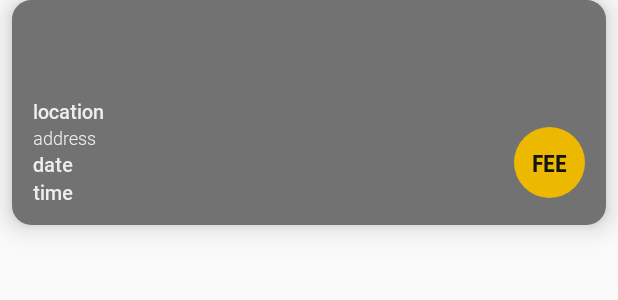
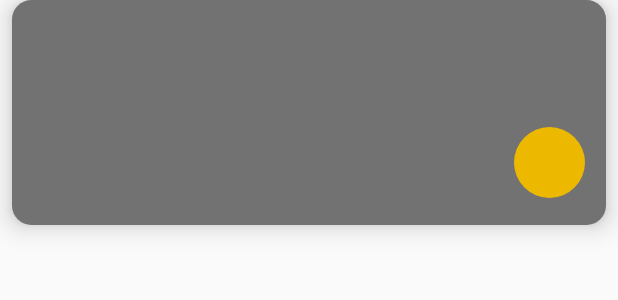
Before and after one commit to bowiechang/Gigfindr, an Android app: the layout allshows_list3.xml on its own in the app's theme, with its tools: preview values and no code run, on a phone screen of 412 x 824 dp. Shown: the top 300 px of the screen. Run offline under Robolectric (Android 15) with nearby library versions, the phone set to English and light mode, and no system bars; plain views replace ParallaxImageView; Roboto replaces fonts that are not available here.

Commit message:
GIGFINDR WILL ONLY BE ALLOWED TO SINGAPORE
AND MINOR EDITS
RELEAST EDITS

```diff
--- a/app/src/main/java/com/gigfindr/admin/app/MapActivity.java
+++ b/app/src/main/java/com/gigfindr/admin/app/MapActivity.java
@@ -173,7 +173,7 @@ public class MapActivity extends AppCompatActivity implements OnMapReadyCallback
     public void onMapReady(GoogleMap googleMap) {
 
         mMap = googleMap;
-        //zoom camera to singapore
+        mMap.moveCamera(CameraUpdateFactory.newLatLng(new LatLng(1.3521, 103.8198)));
         mMap.animateCamera(CameraUpdateFactory.zoomTo(11.0f));
         mMap.getUiSettings().setMyLocationButtonEnabled(false);
 
@@ -418,7 +418,7 @@ public class MapActivity extends AppCompatActivity implements OnMapReadyCallback
 
                 currentLat = String.valueOf(location.getLatitude());
                 currentLong = String.valueOf(location.getLongitude());
-                mMap.moveCamera(CameraUpdateFactory.newLatLng(new LatLng(Double.parseDouble(currentLat), Double.parseDouble(currentLong))));
+
                 currentLocation.setLatitude(Double.parseDouble(currentLat));
                 currentLocation.setLongitude(Double.parseDouble(currentLong));
 
--- a/app/src/main/java/com/gigfindr/admin/app/ViewAllShowsAdapter.java
+++ b/app/src/main/java/com/gigfindr/admin/app/ViewAllShowsAdapter.java
@@ -87,7 +87,7 @@ public class ViewAllShowsAdapter extends RecyclerView.Adapter<ViewAllShowsHolder
         holder.tvBandName.setText(list.get(position).getBandName());
         holder.tvDate.setText(date);
         holder.tvTime.setText(time);
-        holder.tvAddress.setText(splitaddress[0]);
+        holder.tvAddress.setText("("+splitaddress[0]+")");
 
         if(list.get(position).getEntryFee().equalsIgnoreCase("free") || list.get(position).getEntryFee().equalsIgnoreCase("0")){
             holder.tvEntryFee.setText(R.string.free_caps);
@@ -125,7 +125,7 @@ public class ViewAllShowsAdapter extends RecyclerView.Adapter<ViewAllShowsHolder
 
                 Intent intent = new Intent(context, ViewDetailedShowActivity.class);
                 Bundle extras = new Bundle();
-                extras.putString("name", list.get(position).getBandName());
+                extras.putString("uid", list.get(position).getUserid());
                 extras.putString("date", list.get(position).getDate());
                 extras.putString("address", list.get(position).getAddress());
                 intent.putExtras(extras);
--- a/app/src/main/res/layout/allshows_list3.xml
+++ b/app/src/main/res/layout/allshows_list3.xml
@@ -92,26 +92,37 @@
         android:layout_marginTop="7dp"
         android:layout_marginStart="14dp"
         android:fontFamily="@font/roboto_medium_test"
-        android:text="location"
         android:textColor="@color/white_greyish"
         android:textSize="13sp"
         app:layout_constraintLeft_toLeftOf="parent"
-        app:layout_constraintRight_toRightOf="parent"
         app:layout_constraintTop_toBottomOf="@+id/allshowlist_bandName"/>
+
+    <!--<TextView-->
+        <!--android:id="@+id/allshowlist_address"-->
+        <!--android:layout_width="match_parent"-->
+        <!--android:layout_height="wrap_content"-->
+        <!--android:layout_marginStart="14dp"-->
+        <!--android:layout_marginEnd="50dp"-->
+        <!--android:fontFamily="@font/roboto_light_download"-->
+        <!--android:text="address"-->
+        <!--android:textColor="@color/white_greyish"-->
+        <!--android:textSize="12sp"-->
+        <!--app:layout_constraintLeft_toLeftOf="parent"-->
+        <!--app:layout_constraintRight_toRightOf="parent"-->
+        <!--app:layout_constraintTop_toBottomOf="@+id/allshowlist_locationName"/>-->
 
         <TextView
             android:id="@+id/allshowlist_address"
-        android:layout_width="match_parent"
+            android:layout_width="wrap_content"
             android:layout_height="wrap_content"
-        android:layout_marginStart="14dp"
+            android:layout_marginTop="7dp"
             android:layout_marginEnd="50dp"
+            android:layout_marginLeft="3dp"
             android:fontFamily="@font/roboto_light_download"
-        android:text="address"
             android:textColor="@color/white_greyish"
-        android:textSize="12sp"
-        app:layout_constraintLeft_toLeftOf="parent"
-        app:layout_constraintRight_toRightOf="parent"
-        app:layout_constraintTop_toBottomOf="@+id/allshowlist_locationName"/>
+            android:textSize="13sp"
+            app:layout_constraintLeft_toRightOf="@id/allshowlist_locationName"
+            app:layout_constraintTop_toBottomOf="@+id/allshowlist_bandName"/>
 
     <TextView
         android:id="@+id/allshowlist_date"
@@ -120,7 +131,6 @@
         android:layout_marginStart="14dp"
         android:layout_marginBottom="10dp"
         android:fontFamily="@font/roboto_medium_test"
-        android:text="date"
         android:textColor="@color/white_greyish"
         android:textSize="13sp"
         app:layout_constraintLeft_toLeftOf="parent"
@@ -134,7 +144,6 @@
             android:layout_marginStart="14dp"
             android:layout_marginBottom="10dp"
             android:fontFamily="@font/roboto_medium_test"
-            android:text="time"
             android:textColor="@color/white_greyish"
             android:textSize="13sp"
             app:layout_constraintLeft_toLeftOf="parent"
@@ -157,7 +166,6 @@
             android:layout_width="60dp"
             android:layout_height="60dp"
             android:fontFamily="@font/roboto_condensed_bold_test_download"
-            android:text="fee"
             android:textAllCaps="true"
             android:textColor="@color/black"
             android:textSize="16sp"
--- a/app/src/main/res/values/strings.xml
+++ b/app/src/main/res/values/strings.xml
@@ -83,7 +83,7 @@
     <string name="accountactivity_selectapicture">Select a Picture</string>
 
     <string name="decideactivity_tvpostshow">Maximise your reach and gain exposure!</string>
-    <string name="decideactivity_tvpostshow2">SHARE YOUR GIG</string>
+    <string name="decideactivity_tvpostshow2">SHARE YOUR GIGS</string>
     <string name="decideactivity_tvfindshow">FIND GIGS NEAR YOU</string>
     <string name="decideactivity_tvfindshow2">Look for live music happening around you!</string>
 
@@ -148,7 +148,7 @@
     <string name="about1">Two friends that worked under the void deck to bring you <i>GigFindr</i>, the service that was created by locals and for locals. Nothing beats live music, it is raw expression, pure hardwork and it shoudn\'t be kept in the corners of our lives. We believe in working with local artiste to broaden their reach and promote asipring dreams growth.
     </string>
 
-    <string name="about3">Nothing beats live music, pure raw expression caught only in the middle of the sets. Behind every song lies a story to be told, hard work to be felt and it shouldn\’t be kept in the corners of our lives. Here in <i>GigFindr</i>, we bring musicians and music lovers together because we both know one can\'t survive without another \n\nWe are open to suggestions so do let us know what we can improve on! We won\’t let you be unheard.
+    <string name="about3">Nothing beats live music, pure raw expression caught only in the middle of the sets. Behind every song lies a story to be told, hard work to be felt and it shouldn\’t be kept in the corners of our lives. Here in <i>GigFindr</i>, we bring musicians and music lovers together because we both know that one can\'t survive without another. \n\nWe are open to suggestions so do let us know what we can improve on! We won\’t let you be unheard.
     </string>
 
     <string name="smilingbirdabout"><b>Smiling Bird Vision</b>
@@ -156,6 +156,7 @@
 
     <string name="smilingbirdcontact">
         Contact us at smiling.bird.vision@gmail.com
+        \nOr drop us a message on our Instagram account
     </string>
 
     <string name="tpsthanks">Without them, we won\'t be here. A huge THANK YOU to the following mentioned libraries, do check them out!</string>
```
Lines whose indentation alone changed are shown as unchanged.
